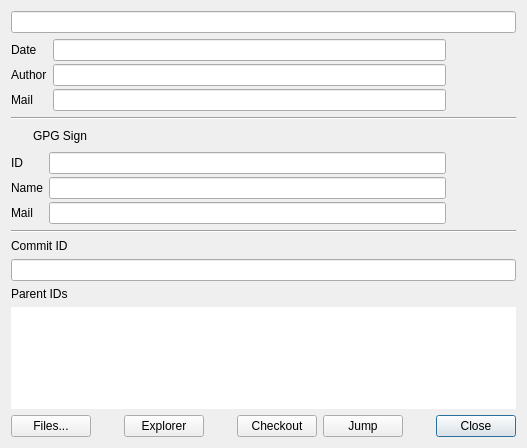
First picture: the form in src/CommitPropertyDialog.ui, repository soramimi/Guitar, before the edit.
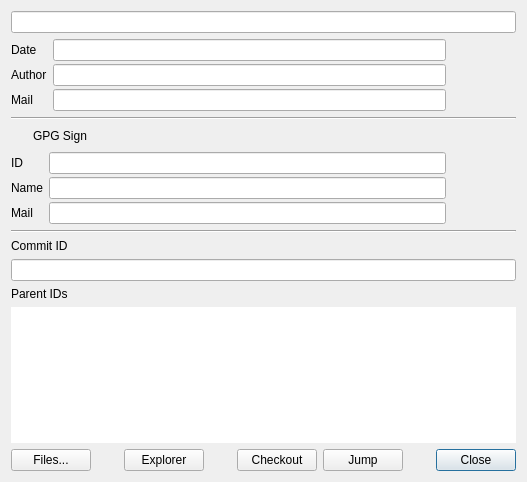
Second picture: the form after the edit. Icons and pictures are not drawn. Custom widgets are drawn as their Qt base class.

What changed in the file:
```diff
--- a/src/CommitPropertyDialog.ui
+++ b/src/CommitPropertyDialog.ui
@@ -7,7 +7,7 @@
     <x>0</x>
     <y>0</y>
     <width>527</width>
-    <height>448</height>
+    <height>482</height>
    </rect>
   </property>
   <property name="windowTitle">
```
Left out of the diff: 9 changed lines with no effect on the pictures.
